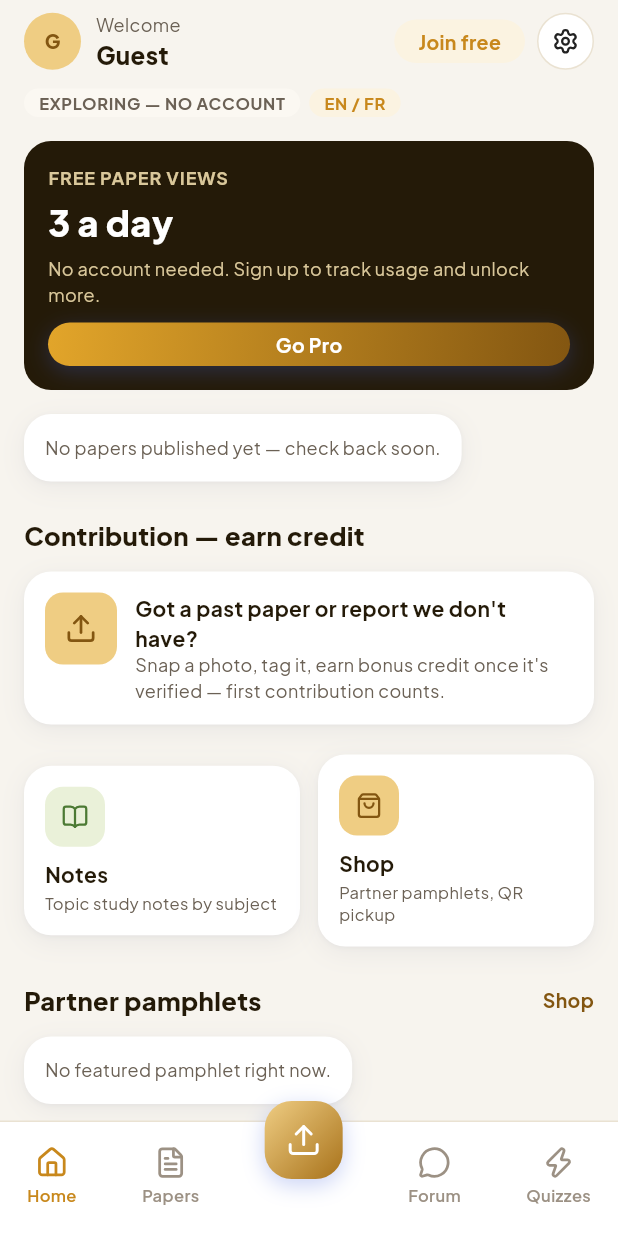
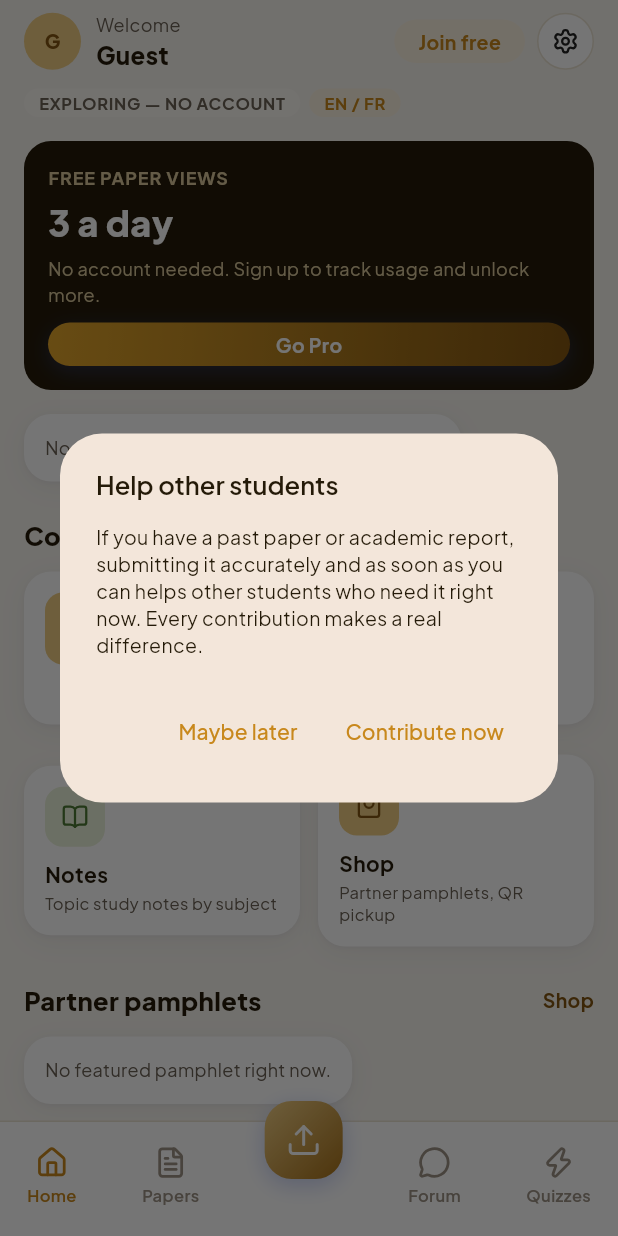
Before and after one commit to Stores237/spekooh, a Flutter app: the screen it shows after launch, on a phone screen of 412 x 824 dp. Run offline on Flutter 3.47's test engine with Material 3 defaults, Android fonts, the phone set to English and light mode, and no system bars; our stand-ins replace file_picker, flutter_secure_storage, google_fonts, google_mobile_ads, image_picker, lucide_icons_flutter and 2 more; missing offline and left inert: pdfx; network calls fail; project files that could hold a hidden picture were left out.

Commit message:
feat(app): nudge contributors to submit papers accurately and ASAP
On app launch, a one-time-per-session dialog reminds contributors that
submitting past papers/reports accurately and quickly helps other
students who need them right now — with a direct "Contribute now" CTA
into the Submit tab. Localized EN/FR.

Not persisted across sessions yet (shows once per app run, not once
ever) — a "don't show again" flag can follow if this feels naggy on
repeat opens; kept simple for V1 per the ask.

Also logs a future idea in TODOS.md (P2): auto-extracting paper
metadata (subject/board/year/level) via OCR at submission time to
auto-file categorization instead of relying entirely on manual
tagging — not started, needs its own provider/design decision.

Co-Authored-By: Claude Sonnet 5 <noreply@anthropic.com>
Claude-Session: https://claude.ai/code/session_016k56E8X7HuT5VDUxERjbLN

```diff
--- a/app/lib/l10n/app_en.arb
+++ b/app/lib/l10n/app_en.arb
@@ -381,6 +381,11 @@
   "cancelButton": "Cancel",
   "submitButton": "Submit",
 
+  "contributeNudgeTitle": "Help other students",
+  "contributeNudgeBody": "If you have a past paper or academic report, submitting it accurately and as soon as you can helps other students who need it right now. Every contribution makes a real difference.",
+  "contributeNudgeCta": "Contribute now",
+  "contributeNudgeDismiss": "Maybe later",
+
   "reasonWrongAnswers": "Wrong or missing answers",
   "reasonPoorQuality": "Poor scan quality / unreadable",
   "reasonWrongSubject": "Wrong subject or exam type",
--- a/app/lib/l10n/app_fr.arb
+++ b/app/lib/l10n/app_fr.arb
@@ -281,6 +281,11 @@
   "cancelButton": "Annuler",
   "submitButton": "Soumettre",
 
+  "contributeNudgeTitle": "Aidez d'autres étudiants",
+  "contributeNudgeBody": "Si vous avez une ancienne épreuve ou un rapport académique, le soumettre avec précision et dès que possible aide d'autres étudiants qui en ont besoin maintenant. Chaque contribution fait une vraie différence.",
+  "contributeNudgeCta": "Contribuer maintenant",
+  "contributeNudgeDismiss": "Plus tard",
+
   "reasonWrongAnswers": "Réponses incorrectes ou manquantes",
   "reasonPoorQuality": "Mauvaise qualité de scan / illisible",
   "reasonWrongSubject": "Mauvaise matière ou type d'examen",
--- a/app/lib/l10n/app_localizations.dart
+++ b/app/lib/l10n/app_localizations.dart
@@ -1664,6 +1664,30 @@ abstract class AppLocalizations {
   /// **'Submit'**
   String get submitButton;
 
+  /// No description provided for @contributeNudgeTitle.
+  ///
+  /// In en, this message translates to:
+  /// **'Help other students'**
+  String get contributeNudgeTitle;
+
+  /// No description provided for @contributeNudgeBody.
+  ///
+  /// In en, this message translates to:
+  /// **'If you have a past paper or academic report, submitting it accurately and as soon as you can helps other students who need it right now. Every contribution makes a real difference.'**
+  String get contributeNudgeBody;
+
+  /// No description provided for @contributeNudgeCta.
+  ///
+  /// In en, this message translates to:
+  /// **'Contribute now'**
+  String get contributeNudgeCta;
+
+  /// No description provided for @contributeNudgeDismiss.
+  ///
+  /// In en, this message translates to:
+  /// **'Maybe later'**
+  String get contributeNudgeDismiss;
+
   /// No description provided for @reasonWrongAnswers.
   ///
   /// In en, this message translates to:
--- a/app/lib/l10n/app_localizations_en.dart
+++ b/app/lib/l10n/app_localizations_en.dart
@@ -890,6 +890,19 @@ class AppLocalizationsEn extends AppLocalizations {
   String get submitButton => 'Submit';
 
   @override
+  String get contributeNudgeTitle => 'Help other students';
+
+  @override
+  String get contributeNudgeBody =>
+      'If you have a past paper or academic report, submitting it accurately and as soon as you can helps other students who need it right now. Every contribution makes a real difference.';
+
+  @override
+  String get contributeNudgeCta => 'Contribute now';
+
+  @override
+  String get contributeNudgeDismiss => 'Maybe later';
+
+  @override
   String get reasonWrongAnswers => 'Wrong or missing answers';
 
   @override
```
Also changed, not shown: app/lib/l10n/app_localizations_fr.dart (+13 -0 lines), app/lib/shell/root_shell.dart (+39 -0 lines), 6 other files.
